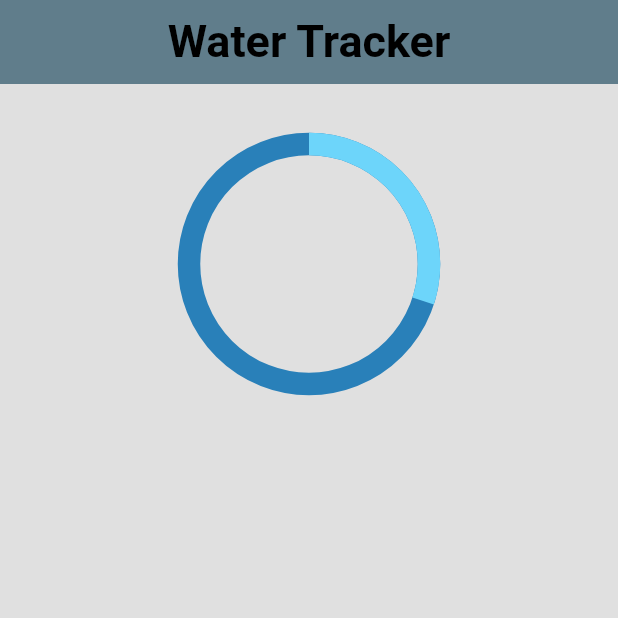
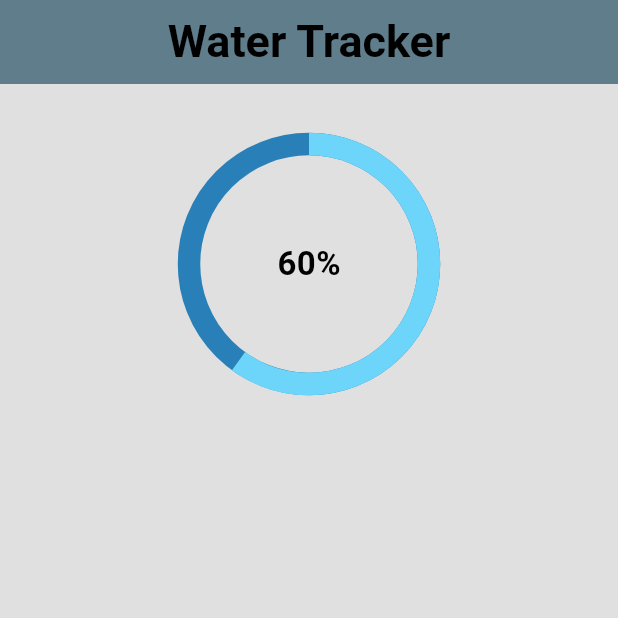
Before and after one commit to mr-riad/Water-Tracker-App, a Flutter app: the screen it shows after launch, on a phone screen of 412 x 824 dp, the top half of it. Run offline on Flutter 3.47's test engine with Material 3 defaults, Android fonts, the phone set to English and light mode, and no system bars.

Commit message:
progress indicator

```diff
--- a/lib/screens/home_screen.dart
+++ b/lib/screens/home_screen.dart
@@ -32,11 +32,29 @@ class _HomeScreenState extends State<HomeScreen> {
               height: 200,
               width: 200,
 
-              child: CircularProgressIndicator(
-                value: 0.3,
-                strokeWidth: 15,
-                valueColor: AlwaysStoppedAnimation<Color>(Color(0xFF6DD5FA)),
-                backgroundColor:Color(0xFF2980B9),
+              child: Stack(
+                alignment: Alignment.center,
+                children: [
+                  SizedBox(
+                    height: double.infinity,
+                    width: double.infinity,
+                    child: CircularProgressIndicator(
+                      value: 0.6, // 60%
+                      strokeWidth: 15,
+                      valueColor: AlwaysStoppedAnimation<Color>(Color(0xFF6DD5FA)),
+                      backgroundColor: Color(0xFF2980B9),
+                    ),
+                  ),
+                  Text(
+                    "60%",
+                    style: TextStyle(
+                      fontSize: 22,
+                      fontWeight: FontWeight.bold,
+                      color: Colors.black,
+                    ),
+                  ),
+                ],
+
               )
             ),
           )
```
